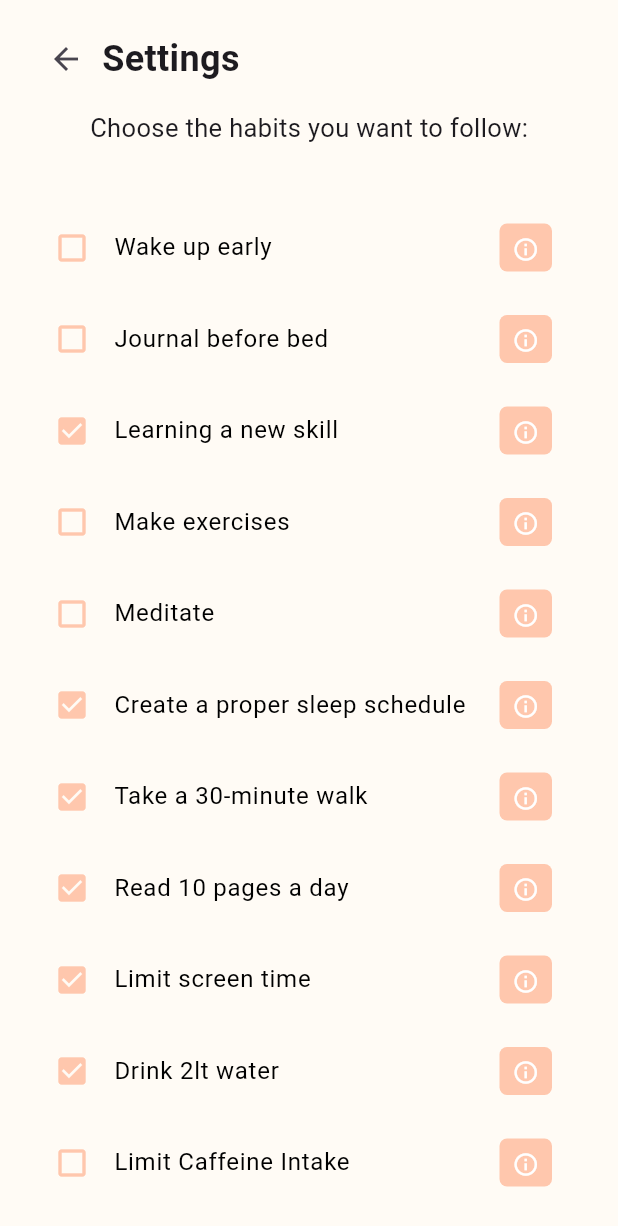
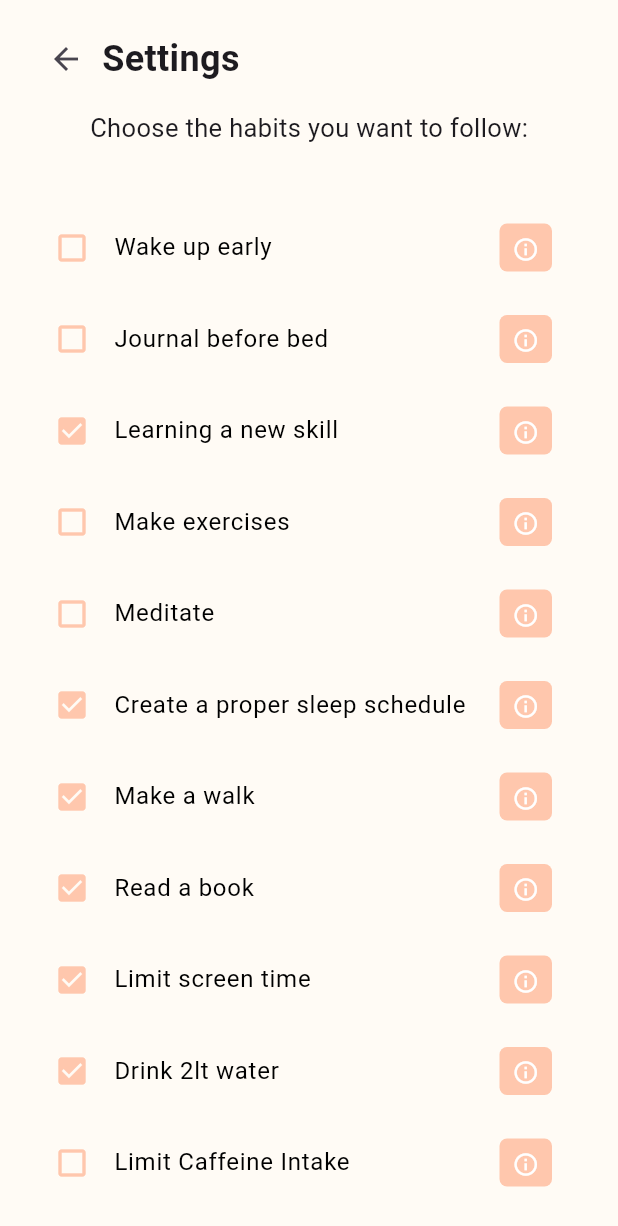
Before and after one commit to GianMen91/my_new_habits, a Flutter app: the screen it shows after launch, after a tap on the "settings" icon, on a phone screen of 412 x 824 dp. Shown: the top 1226 px of the screen. Run offline on Flutter 3.47's test engine with Material 3 defaults, Android fonts, the phone set to English and light mode, and no system bars; our stand-ins replace fl_chart, sqflite; accounts and stored records are empty.

Commit message:
make habit generic

```diff
--- a/lib/costants/habits_info_costants.dart
+++ b/lib/costants/habits_info_costants.dart
@@ -5,8 +5,8 @@ const List<String> details = [
   'Spend at least 1 hour a day exercising. Unveil the best versions of yourself through these impactful exercises:\n\n• running\n• swimming\n• weightlifting\n\nIncorporating these exercises will swiftly fortify and sculpt your body.',
   'Meditate or sit in silence for e.g.10 minutes. Grant yourself the gift of stillness and mindfulness to:\n\n• pause and reset\n• enhance mental clarity\n• embrace the present moment\n• diminish stress.\n\nPrioritizing moments of calm contributes to a more balanced mindset.',
   'Cherish sleep as an essential ally, influencing:\n\n• performance\n• mental well-being\n• stress reduction\n• mood enhancement.\n\nFoster deep and restorative sleep by:\n\n• disconnecting from screens two hours before bedtime\n• refraining from eating two hours before sleep\n• maintaining a cooler sleeping environment\n• utilizing blackout curtains.',
-  'Take a 30-minute walk, especially in nature stands validated as a remedy to:\n\n• dissolve anxiety\n• amplify happiness\n• elevate mood.\n\nEmbrace the outdoors as one of the finest methods to elevate your day.',
-  'Empower your mind through reading, which simultaneously:\n\n• hones your focus\n• enriches your knowledge\n• bolsters your self-assurance.\n\nCommit to just 10 pages a day for substantial life-long returns.',
+  'Take a walk, especially in nature stands validated as a remedy to:\n\n• dissolve anxiety\n• amplify happiness\n• elevate mood.\n\nEmbrace the outdoors as one of the finest methods to elevate your day.',
+  'Empower your mind through reading, which simultaneously:\n\n• hones your focus\n• enriches your knowledge\n• bolsters your self-assurance.',
   'When you say NO to screen time, you unequivocally say YES to something greater.\nEnvision channeling the time spent on your phone into more meaningful pursuits.\n\n1. Monitor and assess your screen time.\n2. Impose limits or employ timers.\n3. Silence notifications.\n4. Embrace grayscale mode.',
   'Quench your body\'s thirst for vitality. Like the early morning rise, hydrating with 2 liters of water sets the tone for an energized day. Each sip nourishes your cells, cleansing and revitalizing from within. Water is your partner in the symphony of well-being.',
   'Embrace a balanced rhythm. Just as you plan and prioritize, moderating caffeine lets your natural energy shine. No more peaks and crashes—just steady alertness, paving the way for harmonious days and restful nights.',
--- a/lib/database_helper.dart
+++ b/lib/database_helper.dart
@@ -57,8 +57,8 @@ class DatabaseHelper {
       (4, 'Make exercises', 0, 0,'${now.toIso8601String()}'),
       (5, 'Meditate', 0, 0,'${now.toIso8601String()}'),
       (6, 'Create a proper sleep schedule', 0, 1,'${now.toIso8601String()}'),
-      (7, 'Take a 30-minute walk', 0, 1,'${now.toIso8601String()}'),
-      (8, 'Read 10 pages a day', 0, 1,'${now.toIso8601String()}'),
+      (7, 'Make a walk', 0, 1,'${now.toIso8601String()}'),
+      (8, 'Read a book', 0, 1,'${now.toIso8601String()}'),
       (9, 'Limit screen time', 0, 1,'${now.toIso8601String()}'),
       (10, 'Drink 2lt water', 0, 1,'${now.toIso8601String()}'),
       (11, 'Limit Caffeine Intake', 0, 0,'${now.toIso8601String()}'),
```
